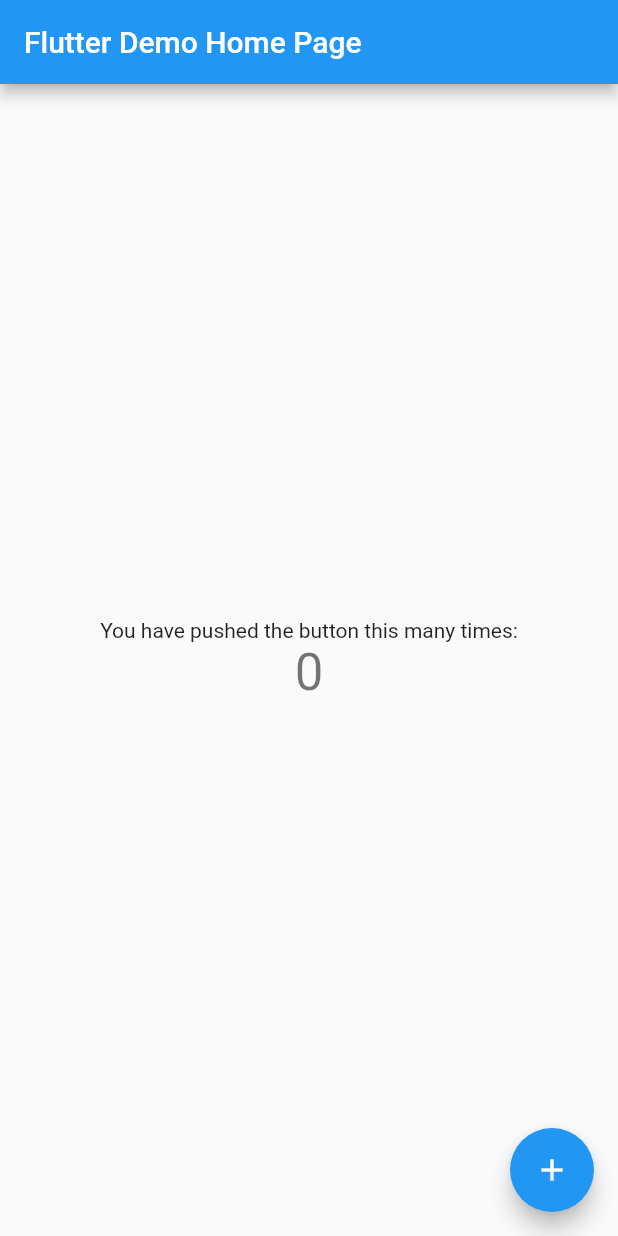
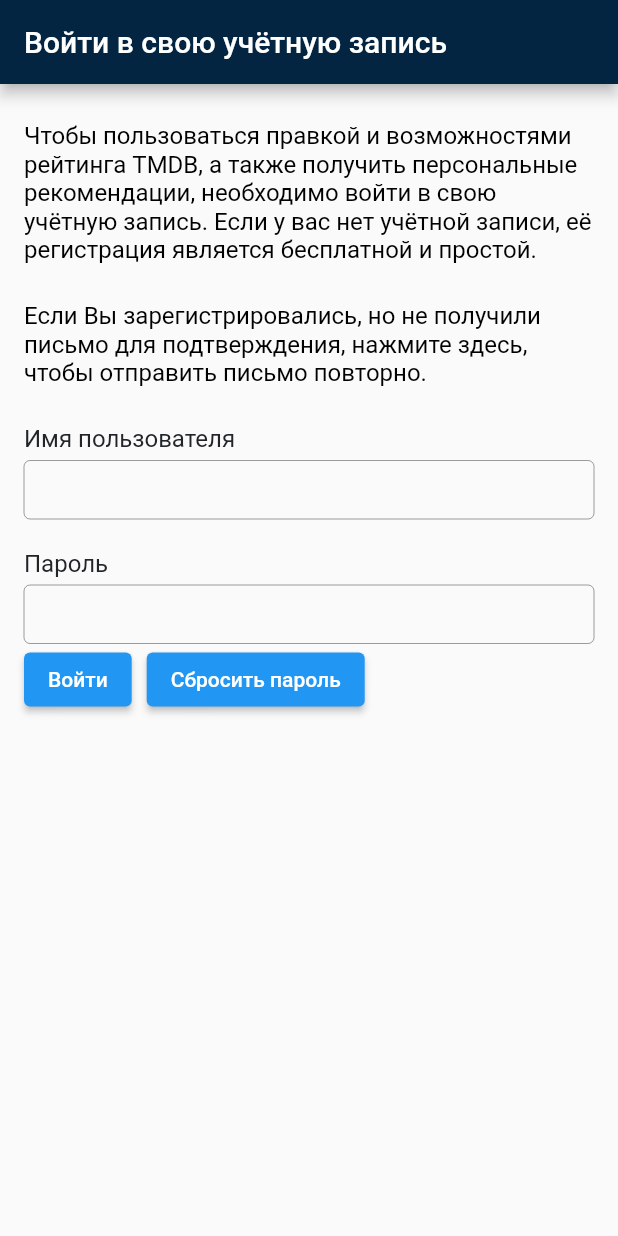
Before and after one commit to GarifullinII/themoviedb, a Flutter app: the screen it shows after launch, on a phone screen of 412 x 824 dp. Run offline on Flutter 3.47's test engine with Material 2 defaults, Android fonts, the light colour scheme and no system bars.

Commit message:
add auth_widget

```diff
--- a/lib/main.dart
+++ b/lib/main.dart
@@ -1,4 +1,5 @@
 import 'package:flutter/material.dart';
+import 'package:themoviedb/widgets/auth/auth_widget.dart';
 
 void main() {
   runApp(const MyApp());
@@ -6,110 +7,17 @@
 
 class MyApp extends StatelessWidget {
   const MyApp({super.key});
-
-  // This widget is the root of your application.
   @override
   Widget build(BuildContext context) {
     return MaterialApp(
+      debugShowCheckedModeBanner: false,
       title: 'Flutter Demo',
       theme: ThemeData(
-        // This is the theme of your application.
-        //
-        // Try running your application with "flutter run". You'll see the
-        // application has a blue toolbar. Then, without quitting the app, try
-        // changing the primarySwatch below to Colors.green and then invoke
-        // "hot reload" (press "r" in the console where you ran "flutter run",
-        // or simply save your changes to "hot reload" in a Flutter IDE).
-        // Notice that the counter didn't reset back to zero; the application
-        // is not restarted.
-        primarySwatch: Colors.blue,
+        appBarTheme: const AppBarTheme(
+          backgroundColor: Color.fromRGBO(3, 37, 65, 1),
+        ),
       ),
-      home: const MyHomePage(title: 'Flutter Demo Home Page'),
+      home: const AuthWidget(),
     );
   }
 }
-
-class MyHomePage extends StatefulWidget {
-  const MyHomePage({super.key, required this.title});
-
-  // This widget is the home page of your application. It is stateful, meaning
-  // that it has a State object (defined below) that contains fields that affect
-  // how it looks.
-
-  // This class is the configuration for the state. It holds the values (in this
-  // case the title) provided by the parent (in this case the App widget) and
-  // used by the build method of the State. Fields in a Widget subclass are
-  // always marked "final".
-
-  final String title;
-
-  @override
-  State<MyHomePage> createState() => _MyHomePageState();
-}
-
-class _MyHomePageState extends State<MyHomePage> {
-  int _counter = 0;
-
-  void _incrementCounter() {
-    setState(() {
-      // This call to setState tells the Flutter framework that something has
-      // changed in this State, which causes it to rerun the build method below
-      // so that the display can reflect the updated values. If we changed
-      // _counter without calling setState(), then the build method would not be
-      // called again, and so nothing would appear to happen.
-      _counter++;
-    });
-  }
-
-  @override
-  Widget build(BuildContext context) {
-    // This method is rerun every time setState is called, for instance as done
-    // by the _incrementCounter method above.
-    //
-    // The Flutter framework has been optimized to make rerunning build methods
-    // fast, so that you can just rebuild anything that needs updating rather
-    // than having to individually change instances of widgets.
-    return Scaffold(
-      appBar: AppBar(
-        // Here we take the value from the MyHomePage object that was created by
-        // the App.build method, and use it to set our appbar title.
-        title: Text(widget.title),
-      ),
-      body: Center(
-        // Center is a layout widget. It takes a single child and positions it
-        // in the middle of the parent.
-        child: Column(
-          // Column is also a layout widget. It takes a list of children and
-          // arranges them vertically. By default, it sizes itself to fit its
-          // children horizontally, and tries to be as tall as its parent.
-          //
-          // Invoke "debug painting" (press "p" in the console, choose the
-          // "Toggle Debug Paint" action from the Flutter Inspector in Android
-          // Studio, or the "Toggle Debug Paint" command in Visual Studio Code)
-          // to see the wireframe for each widget.
-          //
-          // Column has various properties to control how it sizes itself and
-          // how it positions its children. Here we use mainAxisAlignment to
-          // center the children vertically; the main axis here is the vertical
-          // axis because Columns are vertical (the cross axis would be
-          // horizontal).
-          mainAxisAlignment: MainAxisAlignment.center,
-          children: <Widget>[
-            const Text(
-              'You have pushed the button this many times:',
-            ),
-            Text(
-              '$_counter',
-              style: Theme.of(context).textTheme.headlineMedium,
-            ),
-          ],
-        ),
-      ),
-      floatingActionButton: FloatingActionButton(
-        onPressed: _incrementCounter,
-        tooltip: 'Increment',
-        child: const Icon(Icons.add),
-      ), // This trailing comma makes auto-formatting nicer for build methods.
-    );
-  }
-}
--- /dev/null
+++ b/lib/widgets/auth/auth_widget.dart
@@ -0,0 +1,138 @@
+import 'package:flutter/material.dart';
+
+class AuthWidget extends StatefulWidget {
+  const AuthWidget({Key? key}) : super(key: key);
+
+  @override
+  State<AuthWidget> createState() => _AuthWidgetState();
+}
+
+class _AuthWidgetState extends State<AuthWidget> {
+  @override
+  Widget build(BuildContext context) {
+    return Scaffold(
+      appBar: AppBar(
+        title: const Text(
+          'Войти в свою учётную запись',
+        ),
+      ),
+      body: const SingleChildScrollView(
+        child: _LoginWidget(),
+      ),
+    );
+  }
+}
+
+class _LoginWidget extends StatelessWidget {
+  const _LoginWidget({Key? key}) : super(key: key);
+
+  @override
+  Widget build(BuildContext context) {
+    const textStyle = TextStyle(
+      fontSize: 16.0,
+      color: Colors.black,
+    );
+    return Padding(
+      padding: const EdgeInsets.symmetric(
+        horizontal: 16.0,
+      ),
+      child: Column(
+        children: const [
+          SizedBox(
+            height: 25.0,
+          ),
+          Text(
+            'Чтобы пользоваться правкой и возможностями рейтинга TMDB, а также получить персональные рекомендации, необходимо войти в свою учётную запись. '
+            'Если у вас нет учётной записи, её регистрация является бесплатной и простой.',
+            style: textStyle,
+          ),
+          SizedBox(
+            height: 25.0,
+          ),
+          Text(
+            'Если Вы зарегистрировались, но не получили письмо для подтверждения, нажмите здесь, чтобы отправить письмо повторно.',
+            style: textStyle,
+          ),
+          SizedBox(
+            height: 25.0,
+          ),
+          _FormWidget(),
+        ],
+      ),
+    );
+  }
+}
+
+class _FormWidget extends StatefulWidget {
+  const _FormWidget({Key? key}) : super(key: key);
+
+  @override
+  State<_FormWidget> createState() => _FormWidgetState();
+}
+
+class _FormWidgetState extends State<_FormWidget> {
+  @override
+  Widget build(BuildContext context) {
+    const textStyle = TextStyle(
+      fontSize: 16.0,
+      color: Color(
+        0xFF212529,
+      ),
+    );
+    const textFieldDecorator = InputDecoration(
+      border: OutlineInputBorder(),
+      contentPadding: EdgeInsets.symmetric(
+        horizontal: 10.0,
+        vertical: 10.0,
+      ),
+      isCollapsed: true,
+    );
+    return Column(
+      crossAxisAlignment: CrossAxisAlignment.start,
+      children: [
+        const Text(
+          'Имя пользователя',
+          style: textStyle,
+        ),
+        const SizedBox(
+          height: 5.0,
+        ),
+        const TextField(
+          decoration: textFieldDecorator,
+        ),
+        const SizedBox(
+          height: 20.0,
+        ),
+        const Text(
+          'Пароль',
+          style: textStyle,
+        ),
+        const SizedBox(
+          height: 5.0,
+        ),
+        const TextField(
+          decoration: textFieldDecorator,
+        ),
+        Row(
+          children: [
+            ElevatedButton(
+              onPressed: () {},
+              child: const Text(
+                'Войти',
+              ),
+            ),
+            const SizedBox(
+              width: 10.0,
+            ),
+            ElevatedButton(
+              onPressed: () {},
+              child: const Text(
+                'Сбросить пароль',
+              ),
+            ),
+          ],
+        ),
+      ],
+    );
+  }
+}
```
